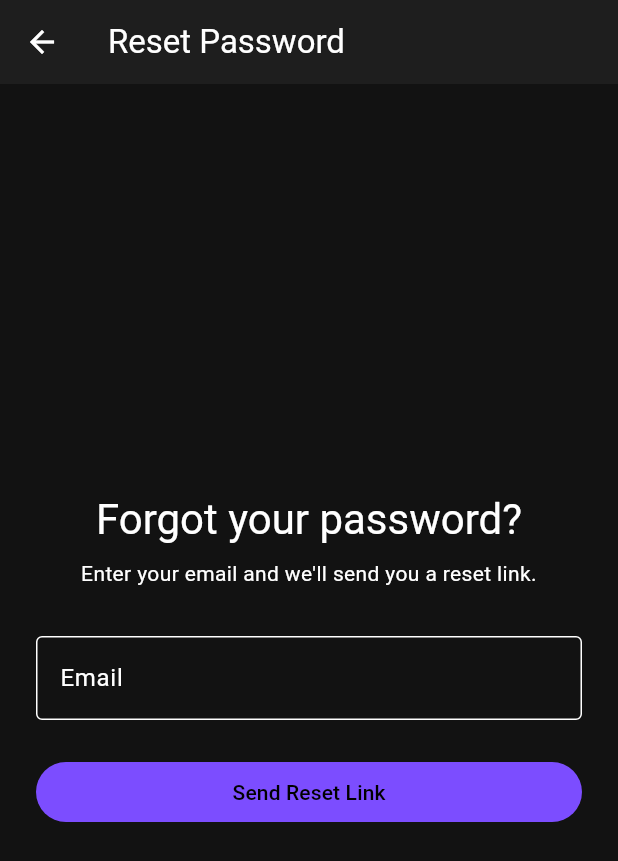
After one commit to standard-archive/preflight-crew-auth, a Flutter app: the screen it shows after launch, after a tap on "Forgot password?", on a phone screen of 412 x 824 dp. The commit adds this screen. Shown: the top 861 px of the screen. Run offline on Flutter 3.47's test engine with Material 3 defaults, Android fonts, the phone set to English and light mode, and no system bars; our stand-ins replace firebase_auth, firebase_core; accounts and stored records are empty.

Commit message:
Day 13: add password reset flow with forgot-password link on login screen

```diff
--- /dev/null
+++ b/lib/src/screens/forgot_password_screen.dart
@@ -0,0 +1,146 @@
+import "package:flutter/material.dart";
+import "package:firebase_auth/firebase_auth.dart";
+
+class ForgotPasswordScreen extends StatefulWidget {
+  const ForgotPasswordScreen({super.key});
+
+  @override
+  State<ForgotPasswordScreen> createState() => _ForgotPasswordScreenState();
+}
+
+class _ForgotPasswordScreenState extends State<ForgotPasswordScreen> {
+  final _formKey = GlobalKey<FormState>();
+  final _emailController = TextEditingController();
+  bool _isLoading = false;
+  bool _emailSent = false;
+  String? _errorMessage;
+
+  Future<void> _sendResetEmail() async {
+    if (!_formKey.currentState!.validate()) return;
+
+    setState(() {
+      _isLoading = true;
+      _errorMessage = null;
+    });
+
+    try {
+      await FirebaseAuth.instance.sendPasswordResetEmail(
+        email: _emailController.text.trim(),
+      );
+      setState(() => _emailSent = true);
+    } on FirebaseAuthException catch (e) {
+      setState(() {
+        _errorMessage = switch (e.code) {
+          "user-not-found" => "No account found with that email.",
+          "invalid-email" => "That email address looks invalid.",
+          _ => "Something went wrong: ${e.message}",
+        };
+      });
+    } finally {
+      if (mounted) setState(() => _isLoading = false);
+    }
+  }
+
+  @override
+  void dispose() {
+    _emailController.dispose();
+    super.dispose();
+  }
+
+  @override
+  Widget build(BuildContext context) {
+    return Scaffold(
+      appBar: AppBar(title: const Text("Reset Password")),
+      body: Center(
+        child: SingleChildScrollView(
+          padding: const EdgeInsets.all(24.0),
+          child: ConstrainedBox(
+            constraints: const BoxConstraints(maxWidth: 400),
+            child: _emailSent
+                ? Column(
+                    mainAxisSize: MainAxisSize.min,
+                    children: [
+                      Icon(Icons.mark_email_read,
+                          size: 64,
+                          color: Theme.of(context).colorScheme.primary),
+                      const SizedBox(height: 16),
+                      Text(
+                        "Check your inbox",
+                        style: Theme.of(context).textTheme.headlineMedium,
+                        textAlign: TextAlign.center,
+                      ),
+                      const SizedBox(height: 8),
+                      Text(
+                        "We sent a password reset link to ${_emailController.text.trim()}.",
+                        textAlign: TextAlign.center,
+                      ),
+                      const SizedBox(height: 24),
+                      FilledButton(
+                        onPressed: () => Navigator.pop(context),
+                        child: const Text("Back to Sign In"),
+                      ),
+                    ],
+                  )
+                : Form(
+                    key: _formKey,
+                    child: Column(
+                      mainAxisSize: MainAxisSize.min,
+                      crossAxisAlignment: CrossAxisAlignment.stretch,
+                      children: [
+                        Text(
+                          "Forgot your password?",
+                          style: Theme.of(context).textTheme.headlineMedium,
+                          textAlign: TextAlign.center,
+                        ),
+                        const SizedBox(height: 8),
+                        const Text(
+                          "Enter your email and we'll send you a reset link.",
+                          textAlign: TextAlign.center,
+                        ),
+                        const SizedBox(height: 32),
+                        TextFormField(
+                          controller: _emailController,
+                          decoration: const InputDecoration(
+                            labelText: "Email",
+                            border: OutlineInputBorder(),
+                          ),
+                          keyboardType: TextInputType.emailAddress,
+                          validator: (value) {
+                            if (value == null || value.isEmpty) {
+                              return "Please enter your email";
+                            }
+                            if (!value.contains("@")) {
+                              return "Please enter a valid email";
+                            }
+                            return null;
+                          },
+                        ),
+                        if (_errorMessage != null) ...[
+                          const SizedBox(height: 16),
+                          Text(
+                            _errorMessage!,
+                            style: const TextStyle(color: Colors.redAccent),
+                            textAlign: TextAlign.center,
+                          ),
+                        ],
+                        const SizedBox(height: 24),
+                        FilledButton(
+                          onPressed: _isLoading ? null : _sendResetEmail,
+                          child: _isLoading
+                              ? const SizedBox(
+                                  height: 20,
+                                  width: 20,
+                                  child: CircularProgressIndicator(
+                                      strokeWidth: 2),
+                                )
+                              : const Text("Send Reset Link"),
+                        ),
+                      ],
+                    ),
+                  ),
+          ),
+        ),
+      ),
+    );
+  }
+}
--- a/lib/src/screens/login_screen.dart
+++ b/lib/src/screens/login_screen.dart
@@ -1,6 +1,7 @@
 import "package:flutter/material.dart";
 import "package:firebase_auth/firebase_auth.dart";
 import "signup_screen.dart";
+import "forgot_password_screen.dart";
 
 class LoginScreen extends StatefulWidget {
   const LoginScreen({super.key});
@@ -111,15 +112,32 @@ class _LoginScreenState extends State<LoginScreen> {
                       return null;
                     },
                   ),
+                  Align(
+                    alignment: Alignment.centerRight,
+                    child: TextButton(
+                      onPressed: _isLoading
+                          ? null
+                          : () {
+                              Navigator.push(
+                                context,
+                                MaterialPageRoute(
+                                  builder: (_) =>
+                                      const ForgotPasswordScreen(),
+                                ),
+                              );
+                            },
+                      child: const Text("Forgot password?"),
+                    ),
+                  ),
                   if (_errorMessage != null) ...[
-                    const SizedBox(height: 16),
+                    const SizedBox(height: 8),
                     Text(
                       _errorMessage!,
                       style: const TextStyle(color: Colors.redAccent),
                       textAlign: TextAlign.center,
                     ),
                   ],
-                  const SizedBox(height: 24),
+                  const SizedBox(height: 16),
                   FilledButton(
                     onPressed: _isLoading ? null : _login,
                     child: _isLoading
```
